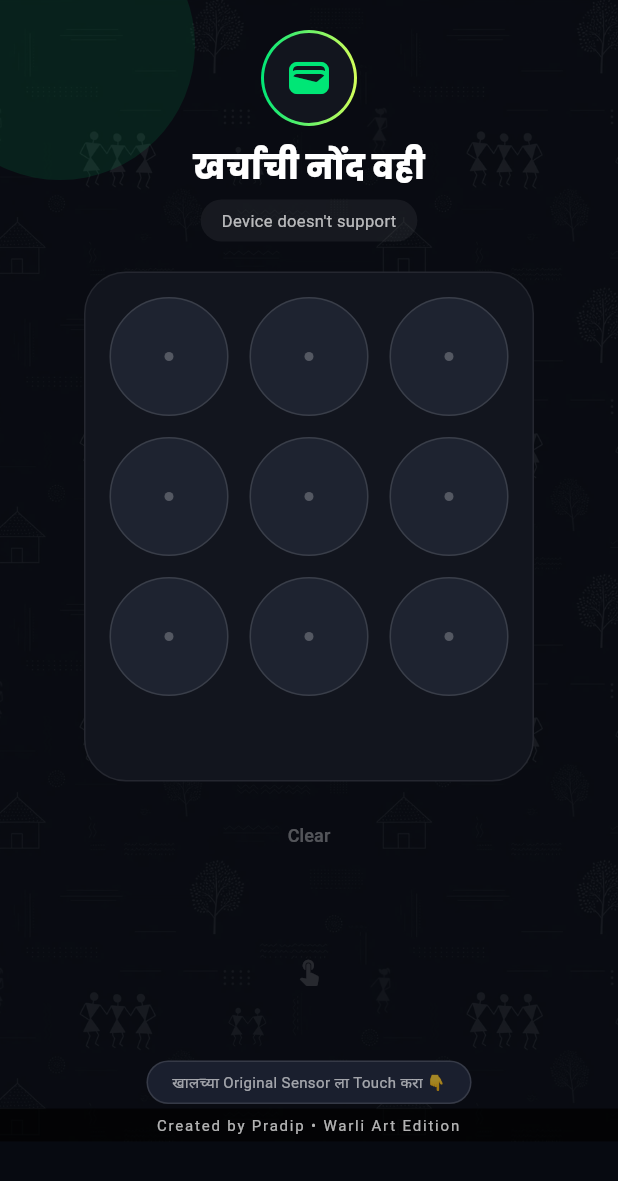
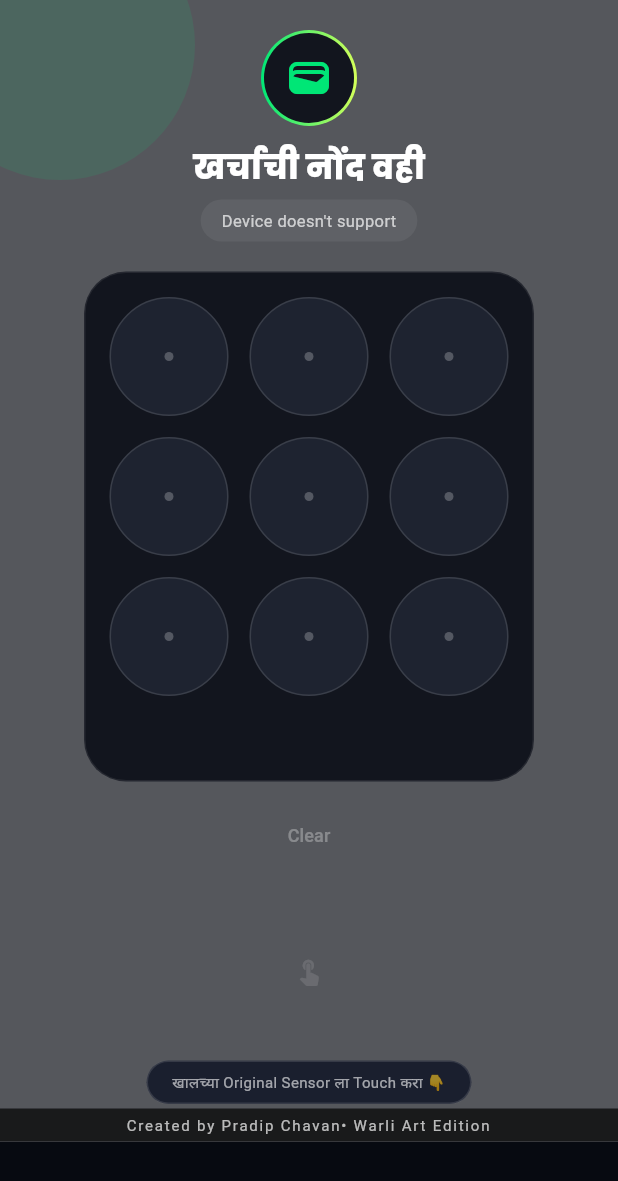
Before and after one commit to neelchavan1307-eng/Dainik-kharch-tracker, a Flutter app: the screen it shows after launch, on a phone screen of 412 x 824 dp. Shown: the top 1181 px of the screen. Run offline on Flutter 3.47's test engine with Material 3 defaults, Android fonts, the phone set to English and light mode, and no system bars; our stand-ins replace fl_chart, google_fonts, local_auth, shared_preferences.

Commit message:
Update main.dart

```diff
--- a/lib/main.dart
+++ b/lib/main.dart
@@ -9,15 +9,19 @@ import 'package:flutter/services.dart';
 
 void main() => runApp(MaterialApp(debugShowCheckedModeBanner: false, home: LoginGate()));
 
-// --- WARLI BG + WATERMARK ---
+// --- WARLI BG + WATERMARK - DARK VISIBLE 0.35 ---
 Widget warliBackground({required Widget child}) {
   return Stack(
     children: [
       Positioned.fill(
-        child: Image.asset(
-          'assets/warli_bg.png',
-          fit: BoxFit.cover,
-          opacity: const AlwaysStoppedAnimation(0.12),
+        child: Opacity(
+          opacity: 0.35, // DARK केला - आधी 0.12 होता
+          child: Image.asset(
+            'assets/warli_bg.png',
+            fit: BoxFit.cover,
+            color: Colors.white.withOpacity(0.9),
+            colorBlendMode: BlendMode.srcIn,
+          ),
         ),
       ),
       child,
@@ -27,7 +31,7 @@ Widget warliBackground({required Widget child}) {
           color: Colors.black.withOpacity(0.7),
           padding: EdgeInsets.symmetric(vertical: 4),
           child: Text(
-            'Created by Pradip • Warli Art Edition',
+            'Created by Pradip Chavan• Warli Art Edition',
             textAlign: TextAlign.center,
             style: TextStyle(color: Colors.white70, fontSize: 10, letterSpacing: 1.2),
           ),
@@ -236,7 +240,7 @@ class _DState extends State<DainikKharchApp> {
         SizedBox(height: 16),
         Text("आजची यादी (${todaysList.length})", style: GoogleFonts.poppins(color: Colors.white, fontWeight: FontWeight.bold)),
         SizedBox(height: 8),
-     ...todaysList.asMap().entries.map((en){ int idx = exps.indexOf(en.value); var e=en.value; return GestureDetector(onTap: ()=> showListOptions(idx, e), child: Container(margin: EdgeInsets.only(bottom: 8), padding: EdgeInsets.all(12), decoration: BoxDecoration(color: Color(0xFF12151E), borderRadius: BorderRadius.circular(14)), child: Row(children: [CircleAvatar(backgroundColor: Color(0xFF00E676).withOpacity(0.15), child: Text("₹", style: TextStyle(color: Color(0xFF00E676)))), SizedBox(width: 10), Expanded(child: Column(crossAxisAlignment: CrossAxisAlignment.start, children: [Text(e.title, style: TextStyle(color: Colors.white, fontWeight: FontWeight.bold, fontSize: 13)), Text(e.cat, style: TextStyle(color: Colors.white38, fontSize: 10))])), Text("₹${e.amount}", style: GoogleFonts.poppins(color: Colors.white, fontWeight: FontWeight.bold))])));
+    ...todaysList.asMap().entries.map((en){ int idx = exps.indexOf(en.value); var e=en.value; return GestureDetector(onTap: ()=> showListOptions(idx, e), child: Container(margin: EdgeInsets.only(bottom: 8), padding: EdgeInsets.all(12), decoration: BoxDecoration(color: Color(0xFF12151E), borderRadius: BorderRadius.circular(14)), child: Row(children: [CircleAvatar(backgroundColor: Color(0xFF00E676).withOpacity(0.15), child: Text("₹", style: TextStyle(color: Color(0xFF00E676)))), SizedBox(width: 10), Expanded(child: Column(crossAxisAlignment: CrossAxisAlignment.start, children: [Text(e.title, style: TextStyle(color: Colors.white, fontWeight: FontWeight.bold, fontSize: 13)), Text(e.cat, style: TextStyle(color: Colors.white38, fontSize: 10))])), Text("₹${e.amount}", style: GoogleFonts.poppins(color: Colors.white, fontWeight: FontWeight.bold))])));
         }).toList(),
         SizedBox(height: 30),
       ])),
```
